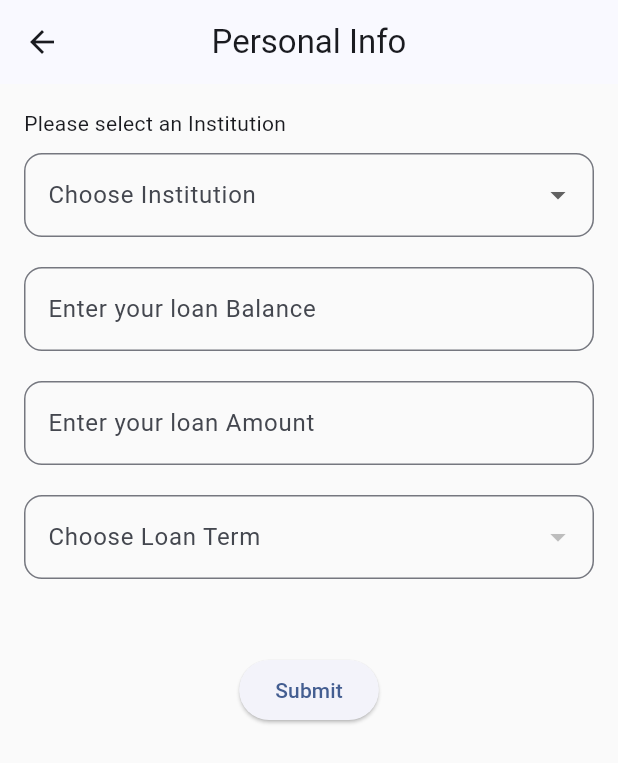
After one commit to jomariecal-cyber/flutter-demo, a Flutter app: the screen it shows after launch, after a tap on "Loans", on a phone screen of 412 x 824 dp. The commit adds this screen. Shown: the top 763 px of the screen. Run offline on Flutter 3.47's test engine with Material 3 defaults, Android fonts, the phone set to English and light mode, and no system bars; our stand-ins replace qr_flutter; network calls fail.

Commit message:
added loan calculator and fixed the dashboard.

```diff
--- a/lib/dashboard.dart
+++ b/lib/dashboard.dart
@@ -1,4 +1,5 @@
 import 'package:flutter/material.dart';
+import 'package:flutter_demo/features/loan.dart';
 import 'package:flutter_demo/ui/dashboard_tile.dart';
 
 import 'features/qrcode.dart';
@@ -105,11 +106,30 @@ class DashboardScreen extends StatelessWidget {
 
             // TILE 2: Navigates to a green page
             ReusableTile(
-              title: "Settings",
+              title: "Loans",
               icon: Icons.settings,
               color: Colors.green,
+              // sliding UP
               onTap: () {
-                _navigateToPage(context, "Settings Page", Colors.green);
+                Navigator.push(
+                  context,
+                  PageRouteBuilder(
+                    pageBuilder: (context, animation, secondaryAnimation) => const loan(),
+                    transitionsBuilder: (context, animation, secondaryAnimation, child) {
+                      // Start from bottom (x=0, y=1) and go to center (x=0, y=0)
+                      const begin = Offset(0.0, 1.0);
+                      const end = Offset.zero;
+                      const curve = Curves.ease;
+
+                      var tween = Tween(begin: begin, end: end).chain(CurveTween(curve: curve));
+
+                      return SlideTransition(
+                        position: animation.drive(tween),
+                        child: child,
+                      );
+                    },
+                  ),
+                );
               },
             ),
 
--- /dev/null
+++ b/lib/features/loan.dart
@@ -0,0 +1,283 @@
+import 'package:flutter/material.dart';
+import 'package:flutter/services.dart';
+import 'package:http/http.dart' as http;
+import 'dart:convert';
+//import 'package:i_am_rich/loanapp/loan_details.dart';
+
+class loan extends StatefulWidget {
+  const loan({super.key});
+
+  @override
+  State<loan> createState() => _loanState();
+}
+
+class _loanState extends State<loan> {
+  String? selectedInstiName;
+  int? selectedInstiValue;
+  String? selectedTerm;
+
+  //loan Details
+
+  final List<Map<String, dynamic>> institutions = [
+    {"name": "CARD RBI", "value": 100},
+    {"name": "CARD INC.", "value": 200},
+  ];
+
+  final List<String> terms = [];
+  List<String> loanTerms = [];
+  bool isLoadingTerms = true;
+
+  final TextEditingController balanceController = TextEditingController();
+  final TextEditingController amountController = TextEditingController();
+
+
+  Future<void> fetchLoanTerms() async {
+    final url = Uri.parse("https://dev-api-janus.fortress-asya.com:18003/getLoanTermV2");
+
+    try {
+      final response = await http.post(
+        url,
+        headers: {"Content-Type": "application/json"},
+        body: jsonEncode({
+          "frequency": "Weekly",
+          "amount": 0,
+          "product_code": 301
+        }),
+      );
+
+      if (response.statusCode == 200) {
+        final data = jsonDecode(response.body);
+
+        // Assuming response looks like { "terms": [6, 12, 18, 24] }
+        List<dynamic> termsFromApi = data["data"];
+        print(termsFromApi);
+
+        setState(() {
+          print('ecaljomari');
+          //loanTerms = termsFromApi.map((term) => term.toString()).toList();
+          loanTerms = termsFromApi.map((term) => term["title"].toString()).toList();
+          isLoadingTerms = false;
+        });
+      } else {
+        throw Exception("Failed to load loan terms: ${response.statusCode}");
+      }
+    } catch (e) {
+      print("Error fetching loan terms: $e");
+      setState(() {
+        isLoadingTerms = false;
+      });
+    }
+  }
+
+// loan details declaration
+  Map<String, dynamic>? loanDetails;
+
+
+  Future<Map<String, dynamic>> fetchLoanDetails() async {
+    final url = Uri.parse("https://dev-api-janus.fortress-asya.com:18003/loanCalculator");
+
+    final body = {
+      "instiCode": "100",
+      "loanBalance": 9000,
+      "principal": "3000",
+      "n": 4,
+      "meetingDay": 3,
+      "loanProductCode": 302,
+      "withDST": 0,
+      "isLumpsum": 0,
+      "frequency": 50,
+      "dateReleased": "2025-09-04 09:25:59.496478"
+    };
+
+    final response = await http.post(
+      url,
+      headers: {"Content-Type": "application/json"},
+      body: jsonEncode(body),
+    );
+
+    if (response.statusCode == 200) {
+      final data = jsonDecode(response.body);
+      return data["data"]; // 🔥 Only return the useful map
+    } else {
+      throw Exception("Failed to fetch loan details: ${response.statusCode}");
+    }
+  }
+
+
+  // need to init state to check if the fetchloanterms setstate is calling
+  @override
+  void initState() {
+    fetchLoanTerms();
+    fetchLoanDetails();
+    super.initState();
+  }
+
+  @override
+  Widget build(BuildContext context) {
+    return Scaffold(
+      appBar: AppBar(
+        centerTitle: true,
+        title: const Text("Personal Info"),
+      ),
+      body: Container(
+        color: Colors.grey.shade50,
+        child: Padding(
+          padding: const EdgeInsets.all(16.0),
+          child: Column(
+            crossAxisAlignment: CrossAxisAlignment.start,
+            children: [
+              const Text("Please select an Institution"),
+              const SizedBox(
+                height: 10,
+              ),
+
+
+
+              Center(
+                child: DropdownButtonFormField<String>(
+                  decoration: InputDecoration(
+                    labelText: "Choose Institution",
+                    border: OutlineInputBorder(
+                      borderRadius: BorderRadius.circular(12),
+                    ),
+                  ),
+                  onChanged: (newValue) {
+                    setState(() {
+                      selectedInstiName= newValue;
+                      selectedInstiValue = institutions
+                          .firstWhere((insti) => insti["name"] == newValue) ["value"];
+                    });
+                    print("Selected: $selectedInstiName, Value: $selectedInstiValue");
+                  },
+                  items: institutions.map((insti) {
+                    return DropdownMenuItem<String>(
+                      value: insti["name"],
+                      child: Text(insti["name"]),
+                    );
+                  }).toList(),
+                ),
+
+              ),
+              const SizedBox(
+                height: 20,
+              ),
+              TextField(
+                keyboardType: TextInputType.number,
+                //controller: textController,
+                decoration: InputDecoration(
+                  labelText: "Enter your loan Balance",
+                  border: OutlineInputBorder(
+                    borderRadius: BorderRadius.circular(12),
+                  ),
+                ),
+              ),
+              const SizedBox(
+                height: 20,
+              ),
+              TextField(
+                keyboardType: TextInputType.number,
+                //controller: textController,
+                decoration: InputDecoration(
+                  labelText: "Enter your loan Amount",
+                  border: OutlineInputBorder(
+                    borderRadius: BorderRadius.circular(12),
+                  ),
+                ),
+              ),
+              const SizedBox(height: 20),
+
+              isLoadingTerms
+                  ? const CircularProgressIndicator()
+                  : DropdownButtonFormField<String>(
+                decoration: InputDecoration(
+                  labelText: "Choose Loan Term",
+                  border: OutlineInputBorder(
+                    borderRadius: BorderRadius.circular(12),
+                  ),
+                ),
+                value: selectedTerm,
+                onChanged: (newValue) {
+                  setState(
+                        () {
+
+                      isLoadingTerms = false;
+                      selectedTerm = newValue;
+                    },
+                  );
+                },
+                items: loanTerms.map(
+                      (item) {
+                    return DropdownMenuItem(
+                      value: item,
+                      child: Text(item, ),
+
+                    );
+                  },
+                ).toList(),
+              ),
+
+              SizedBox(height: 50),
+
+              // Center(
+              //   child: ElevatedButton(
+              //     onPressed: () {
+              //       print("Button pressed!");
+              //     },
+              //     child: const Text("Submit"),
+              //   ),
+              // ),
+
+
+//loan Details
+              Center(
+                child: ElevatedButton(
+                  onPressed: () async {
+                    try {
+                      final details = await fetchLoanDetails();
+                      setState(() {
+                        loanDetails = details;
+                      });
+
+                      // Show loan details in a bottom sheet (half screen)
+                      showModalBottomSheet(
+                        context: context,
+                        isScrollControlled: true,
+                        shape: const RoundedRectangleBorder(
+                          borderRadius: BorderRadius.vertical(top: Radius.circular(20)),
+                        ),
+                        builder: (context) {
+                          return Container(
+                            padding: const EdgeInsets.all(16),
+                            height: MediaQuery.of(context).size.height * 0.5, // Half screen
+                            child: SingleChildScrollView(
+                              child: Column(
+                                crossAxisAlignment: CrossAxisAlignment.start,
+                                children: [
+                                  Center(child: const Text("Loan Details", style: TextStyle(fontSize: 20, fontWeight: FontWeight.bold))),
+                                  const SizedBox(height: 10),
+                                  Text(loanDetails.toString()), // Replace with styled fields
+                                ],
+                              ),
+                            ),
+                          );
+                        },
+                      );
+                    } catch (e) {
+                      ScaffoldMessenger.of(context).showSnackBar(
+                        SnackBar(content: Text("Error: $e")),
+                      );
+                    }
+                  },
+                  child: const Text("Submit"),
+                ),
+
+              )
+
+            ],
+
+          ),
+        ),
+      ),
+    );
+  }
+}
--- a/pubspec.yaml
+++ b/pubspec.yaml
@@ -31,6 +31,7 @@ dependencies:
   flutter:
     sdk: flutter
   qr_flutter: ^4.1.0  # Add this line
+  http: ^0.13.6
 
   # The following adds the Cupertino Icons font to your application.
   # Use with the CupertinoIcons class for iOS style icons.
```
Also changed, not shown: pubspec.lock.
